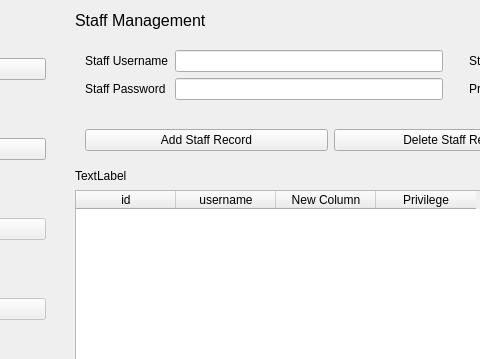
Yuting-H/LiteStay, file main_window.ui: the form before one commit; both pictures show x 175 to 655 and y 0 to 359 of the 1024 by 600 pixel window.
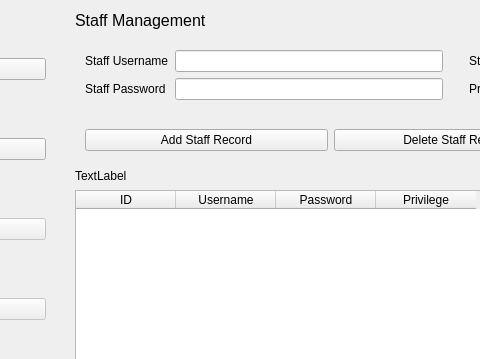
The form after the commit.

The edit to the form file:
```diff
--- a/main_window.ui
+++ b/main_window.ui
@@ -628,17 +628,17 @@
       </property>
       <column>
        <property name="text">
-        <string>id</string>
+        <string>ID</string>
        </property>
       </column>
       <column>
        <property name="text">
-        <string>username</string>
+        <string>Username</string>
        </property>
       </column>
       <column>
        <property name="text">
-        <string>New Column</string>
+        <string>Password</string>
        </property>
       </column>
       <column>
```
Left out of the diff: 6 changed lines with no effect on the pictures.
